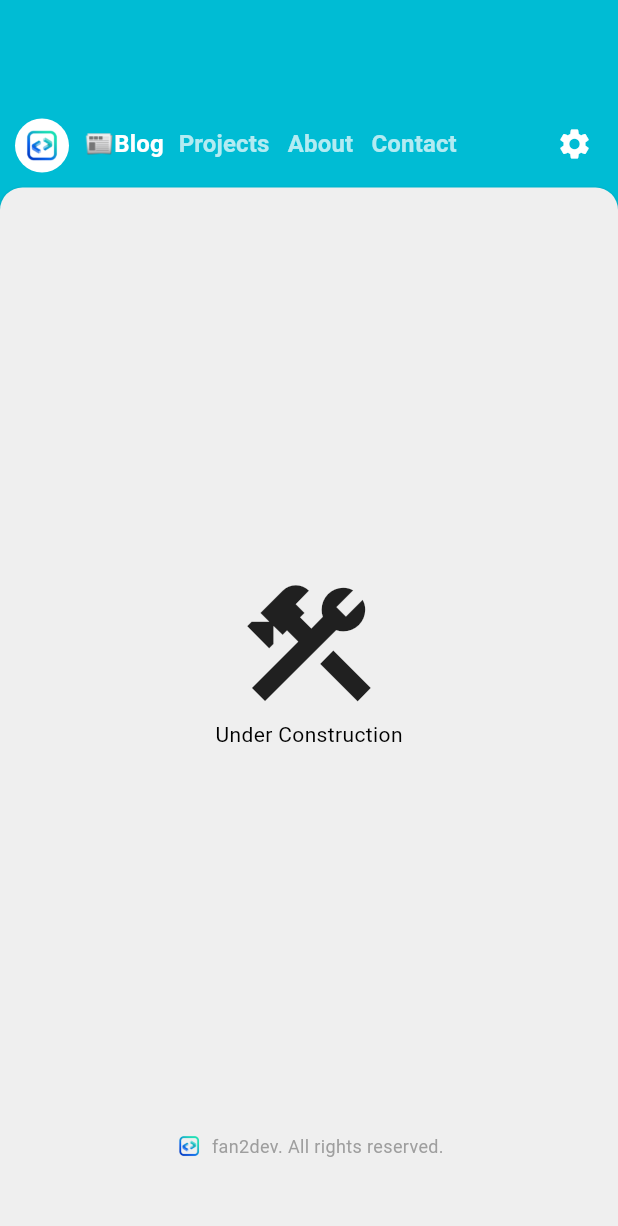
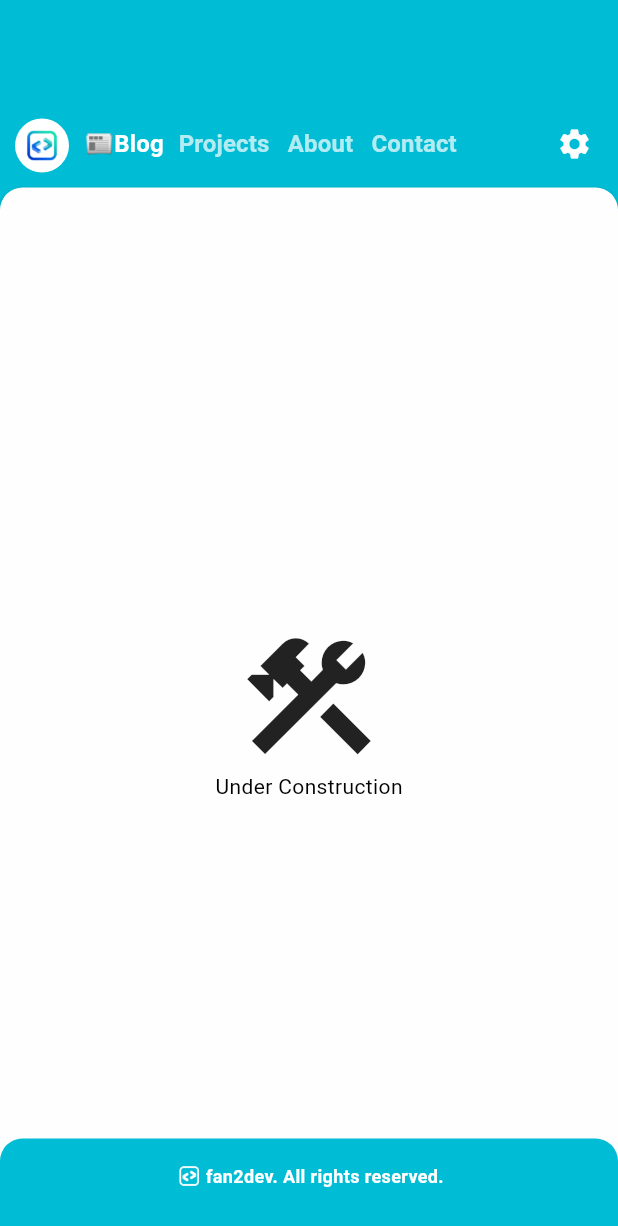
Before and after one commit to afandos-bbm/fan2dev_app_flutter, a Flutter app: the screen it shows after launch, on a phone screen of 412 x 824 dp. Shown: the top 1226 px of the screen. Run offline on Flutter 3.47's test engine with Material 3 defaults, Android fonts, the phone set to English and light mode, and no system bars; our stand-ins replace bloc, cloud_firestore, device_info_plus, dio, equatable, firebase_auth and 9 more; accounts and stored records are empty; generated files the repository leaves out were written again.

Commit message:
feat: :sparkles: add bottomSheet disclaimer

```diff
--- a/lib/features/home/view/home_page.dart
+++ b/lib/features/home/view/home_page.dart
@@ -2,6 +2,7 @@ import 'package:fan2dev/core/locator/locator.dart';
 import 'package:fan2dev/core/theme_service/theme_service.dart';
 import 'package:fan2dev/features/home/cubit/home_page_cubit.dart';
 import 'package:fan2dev/features/home/view/widgets/f2d_app_bar_widget.dart';
+import 'package:fan2dev/utils/widgets/footer_f2d_widget.dart';
 import 'package:flutter/material.dart';
 import 'package:flutter_bloc/flutter_bloc.dart';
 
@@ -33,6 +34,7 @@ class _HomePageView extends StatelessWidget {
             backgroundColor: locator<ThemeService>().themeMode == ThemeMode.dark
                 ? Colors.black
                 : context.read<ThemeService>().themeData!.colorScheme.primary,
+            bottomSheet: const FooterF2DWidget(),
             body: Column(
               mainAxisSize: MainAxisSize.min,
               children: [
@@ -41,9 +43,10 @@ class _HomePageView extends StatelessWidget {
                 const SizedBox(height: 5),
                 Flexible(
                   child: Card(
-                    color: locator<ThemeService>().themeMode == ThemeMode.dark
-                        ? Colors.grey[900]
-                        : Colors.grey[200],
+                    surfaceTintColor:
+                        locator<ThemeService>().themeMode == ThemeMode.dark
+                            ? Colors.grey[900]
+                            : Colors.grey[200],
                     margin: const EdgeInsets.all(0),
                     shape: const RoundedRectangleBorder(
                       borderRadius: BorderRadius.only(
--- a/lib/utils/widgets/footer_f2d_widget.dart
+++ b/lib/utils/widgets/footer_f2d_widget.dart
@@ -1,31 +1,59 @@
+import 'package:fan2dev/core/locator/locator.dart';
+import 'package:fan2dev/core/theme_service/theme_service.dart';
 import 'package:fan2dev/l10n/l10n.dart';
 import 'package:fan2dev/utils/const.dart';
 import 'package:flutter/material.dart';
+import 'package:flutter_bloc/flutter_bloc.dart';
 
 class FooterF2DWidget extends StatelessWidget {
   const FooterF2DWidget({super.key});
 
   @override
   Widget build(BuildContext context) {
-    return Row(
+    return Container(
+      decoration: BoxDecoration(
+        color: locator<ThemeService>().themeMode == ThemeMode.dark
+            ? Colors.black
+            : context.read<ThemeService>().themeData!.colorScheme.primary,
+        borderRadius: const BorderRadius.only(
+          topLeft: Radius.circular(15),
+          topRight: Radius.circular(15),
+        ),
+      ),
+      child: Column(
+        mainAxisSize: MainAxisSize.min,
+        mainAxisAlignment: MainAxisAlignment.end,
+        children: [
+          const SizedBox(
+            height: 15,
+          ),
+          Row(
             mainAxisAlignment: MainAxisAlignment.center,
             children: [
               Image.asset(
                 kLogoPath,
                 width: 20,
                 height: 20,
+                color: Colors.white,
               ),
               const SizedBox(
-          width: 5,
+                width: 1,
               ),
               Text(
                 context.l10n.footer_text,
                 style: const TextStyle(
                   fontSize: 12,
-            color: Colors.grey,
+                  color: Colors.white,
+                  fontWeight: FontWeight.w700,
                 ),
               ),
             ],
+          ),
+          const SizedBox(
+            height: 30,
+          ),
+        ],
+      ),
     );
   }
 }
--- a/lib/utils/widgets/under_construction_widget.dart
+++ b/lib/utils/widgets/under_construction_widget.dart
@@ -1,4 +1,3 @@
-import 'package:fan2dev/utils/widgets/footer_f2d_widget.dart';
 import 'package:flutter/material.dart';
 
 class UnderConstructionWidget extends StatelessWidget {
@@ -17,8 +16,6 @@ class UnderConstructionWidget extends StatelessWidget {
           ),
           Text('Under Construction'),
           Spacer(),
-          FooterF2DWidget(),
-          SizedBox(height: 50),
         ],
       ),
     );
```
Lines whose indentation alone changed are shown as unchanged.
